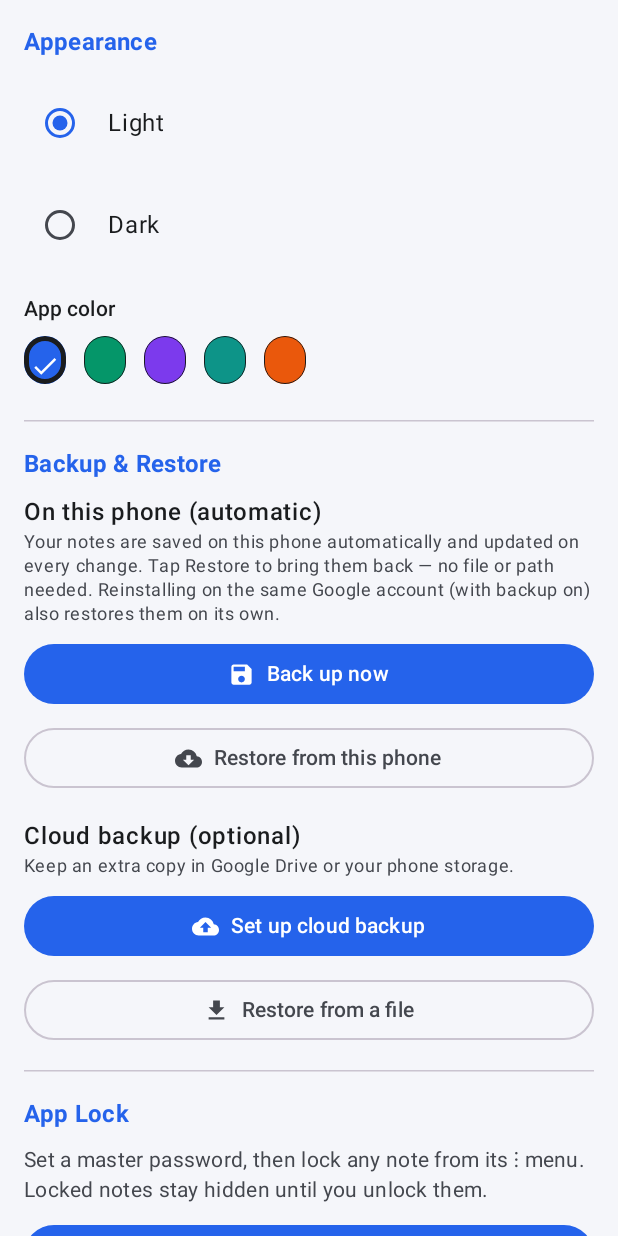
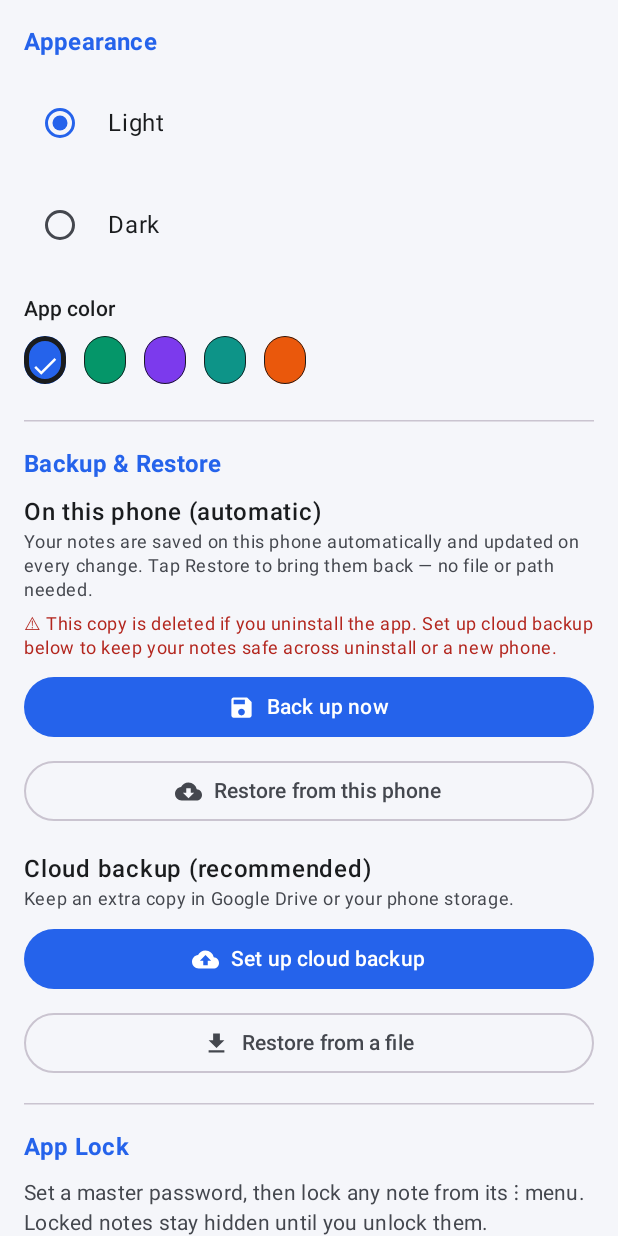
Before and after one commit to yasirarafat85/educenter, an Android app built with Jetpack Compose: the composable SettingsScreen shown on its own in the app's theme, on a phone screen of 412 x 824 dp. Run offline under Robolectric (Android 15) with nearby library versions, the phone set to English and light mode, and no system bars.

Commit message:
Clip Notes v2.2: make backup/sync actually automatic and survive reinstall
Two real defects behind "auto sync doesn't work":

1. configureBackupFile() deliberately did NOT enable auto_backup, so setting up
   cloud backup mirrored nothing until the user also found the separate switch.
   Setting it up now turns mirroring on by default (still switchable off).
2. The "on this phone" backup lives in app-private storage, which Android wipes
   on uninstall — but the UI claimed a reinstall restores on its own. The text
   is corrected and now warns (in red when no cloud backup is configured).

Also adds a post-reinstall recovery path: if the app starts empty while a cloud
backup URI is still remembered, it offers to restore in one tap. The
"already asked" flag is kept in a separate local_state prefs file, excluded from
backup_rules.xml, so a genuine reinstall asks again.

Bump versionCode to 16, versionName 2.2.

Co-Authored-By: Claude Opus 5 <noreply@anthropic.com>
Claude-Session: https://claude.ai/code/session_01NWEUQHqw8oADrP2594SHjP

```diff
--- a/android-apps/clipnotes/app/build.gradle.kts
+++ b/android-apps/clipnotes/app/build.gradle.kts
@@ -12,8 +12,8 @@ android {
         applicationId = "com.yasirarafat.clipnotes"
         minSdk = 24
         targetSdk = 36
-        versionCode = 15
-        versionName = "2.1"
+        versionCode = 16
+        versionName = "2.2"
         vectorDrawables { useSupportLibrary = true }
     }
 
--- a/android-apps/clipnotes/app/src/main/java/com/yasirarafat/clipnotes/ui/screens/SettingsScreen.kt
+++ b/android-apps/clipnotes/app/src/main/java/com/yasirarafat/clipnotes/ui/screens/SettingsScreen.kt
@@ -174,10 +174,18 @@ fun SettingsScreen(vm: NotesViewModel) {
         Text("On this phone (automatic)", style = MaterialTheme.typography.bodyLarge, fontWeight = FontWeight.SemiBold)
         Text(
             "Your notes are saved on this phone automatically and updated on every change. " +
-                "Tap Restore to bring them back — no file or path needed. Reinstalling on the " +
-                "same Google account (with backup on) also restores them on its own.",
+                "Tap Restore to bring them back — no file or path needed.",
             style = MaterialTheme.typography.bodySmall,
             color = MaterialTheme.colorScheme.onSurfaceVariant
+        )
+        Spacer(Modifier.size(6.dp))
+        // Be honest: app-private storage is wiped by Android on uninstall.
+        Text(
+            "⚠ This copy is deleted if you uninstall the app. Set up cloud backup below " +
+                "to keep your notes safe across uninstall or a new phone.",
+            style = MaterialTheme.typography.bodySmall,
+            color = if (vm.backupUri == null) MaterialTheme.colorScheme.error
+            else MaterialTheme.colorScheme.onSurfaceVariant
         )
         Spacer(Modifier.size(8.dp))
         Button(
@@ -205,7 +213,7 @@ fun SettingsScreen(vm: NotesViewModel) {
         Spacer(Modifier.size(16.dp))
 
         // Optional cloud copy (Google Drive / file).
-        Text("Cloud backup (optional)", style = MaterialTheme.typography.bodyLarge, fontWeight = FontWeight.SemiBold)
+        Text("Cloud backup (recommended)", style = MaterialTheme.typography.bodyLarge, fontWeight = FontWeight.SemiBold)
         if (vm.backupUri == null) {
             Text(
                 "Keep an extra copy in Google Drive or your phone storage.",
@@ -355,7 +363,7 @@ fun SettingsScreen(vm: NotesViewModel) {
 
         // ---- About ----
         SectionTitle("About")
-        Text("Clip Notes  •  version 2.1", style = MaterialTheme.typography.bodyMedium)
+        Text("Clip Notes  •  version 2.2", style = MaterialTheme.typography.bodyMedium)
         Spacer(Modifier.size(6.dp))
         Text(
             "Save the text you use often and copy it with a single tap. " +
```
Also changed, not shown: android-apps/clipnotes/app/src/main/java/com/yasirarafat/clipnotes/ui/ClipApp.kt (+35 -0 lines), android-apps/clipnotes/app/src/main/java/com/yasirarafat/clipnotes/ui/NotesViewModel.kt (+31 -2 lines), 1 other file.
